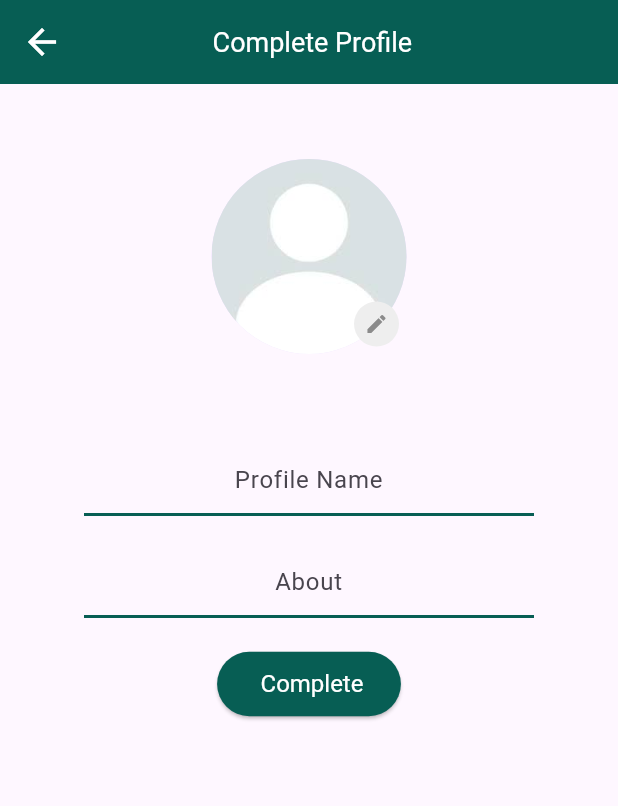
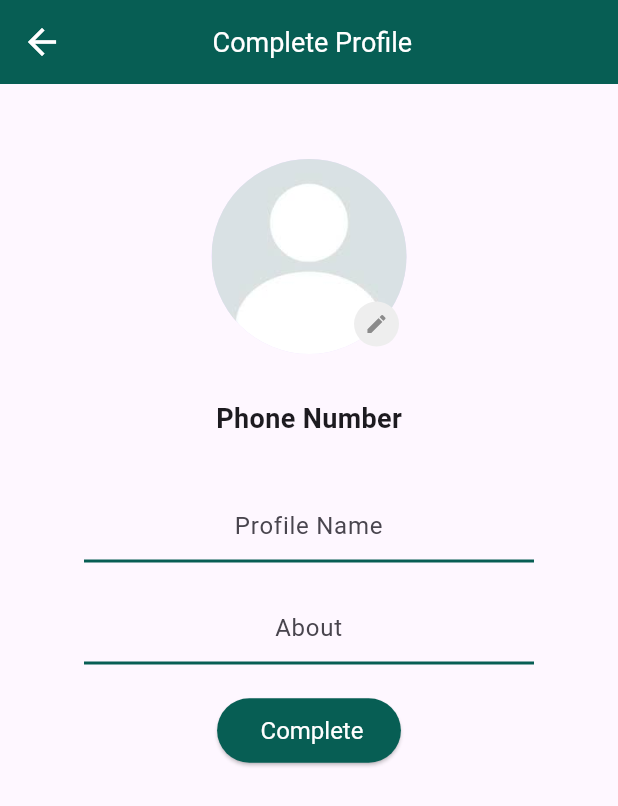
Before and after one commit to Musaddiq625/chat_app_white_label, a Flutter app: the ProfileScreen screen opened directly, on a phone screen of 412 x 824 dp. Shown: the top 806 px of the screen. Run offline on Flutter 3.47's test engine with Material 3 defaults, Android fonts, the phone set to English and light mode, and no system bars; our stand-ins replace bloc, cached_network_image, camera, cloud_firestore, contacts_service, country_code_picker and 16 more; missing offline and left inert: agora_rtc_engine, flutter_callkit_incoming, flutter_sound_lite, video_thumbnail, voice_message_package; accounts and stored records are empty; Roboto replaces fonts that are missing (Helvetica).

Commit message:
qa fixes

```diff
--- a/lib/src/components/chat_tile_component.dart
+++ b/lib/src/components/chat_tile_component.dart
@@ -11,7 +11,7 @@ import 'package:flutter/material.dart';
 
 class ChatTileComponent extends StatelessWidget {
   final ChatModel chat;
-  final UserModel chatUser;
+  final UserModel? chatUser;
 
   const ChatTileComponent({
     super.key,
@@ -31,14 +31,14 @@ class ChatTileComponent extends StatelessWidget {
       },
       leading: ProfileImageComponent(
           url: chat.isGroup == false
-              ? chatUser.image
+              ? chatUser?.image
               : chat.groupData?.groupImage,
           isGroup: chat.isGroup ?? false),
       minVerticalPadding: 0,
       horizontalTitleGap: 10,
       title: Text(
         chat.isGroup == false
-            ? chatUser.name ?? ''
+            ? chatUser?.name ?? ''
             : chat.groupData?.grougName ?? '',
         overflow: TextOverflow.ellipsis,
         style: const TextStyle(fontSize: 16, fontWeight: FontWeight.w500),
--- a/lib/src/models/chat_model.dart
+++ b/lib/src/models/chat_model.dart
@@ -2,6 +2,7 @@ import 'message_model.dart';
 
 class ChatModel {
   String? id;
+  String? updatedAt;
   bool? isGroup;
   List<String>? users;
   GroupData? groupData;
@@ -13,6 +14,7 @@ class ChatModel {
 
   ChatModel(
       {required this.id,
+      required this.updatedAt,
       required this.isGroup,
       required this.users,
       this.groupData,
@@ -25,6 +27,7 @@ class ChatModel {
   factory ChatModel.fromJson(Map<String, dynamic> json) {
     return ChatModel(
         id: json['id'],
+        updatedAt: json['updated_at'],
         isGroup: json['is_group'],
         users: json['users'] == null ? [] : json['users'].cast<String>(),
         groupData: json['group_data'] != null
@@ -41,6 +44,7 @@ class ChatModel {
   Map<String, dynamic> toJson() {
     final data = <String, dynamic>{};
     data['id'] = id;
+    data['updated_at'] = updatedAt;
     data['is_group'] = isGroup;
     data['users'] = users;
     if (groupData != null) {
--- a/lib/src/routes/generated_route.dart
+++ b/lib/src/routes/generated_route.dart
@@ -1,5 +1,4 @@
 import 'package:chat_app_white_label/src/models/chat_model.dart';
-import 'package:chat_app_white_label/src/models/contacts_model.dart';
 import 'package:chat_app_white_label/src/models/usert_model.dart';
 import 'package:chat_app_white_label/src/screens/chat_room/camera_screen.dart';
 import 'package:chat_app_white_label/src/screens/contacts/contacts_screen.dart';
--- a/lib/src/screens/profile/profile_screen.dart
+++ b/lib/src/screens/profile/profile_screen.dart
@@ -43,12 +43,12 @@ class _ProfileScreenState extends State<ProfileScreen> {
     return Scaffold(
       appBar: AppBar(
           backgroundColor: ColorConstants.greenMain,
-          title:
-              Text(widget.isEdit == true ? 'Edit Profile' : ' Complete Profile',
-                  style: const TextStyle(
-                    color: Colors.white,
-                    fontSize: 18,
-                  )),
+          title: Text(
+              widget.isEdit == true ? 'Update Profile' : ' Complete Profile',
+              style: const TextStyle(
+                color: Colors.white,
+                fontSize: 18,
+              )),
           centerTitle: true,
           leading: IconButton(
             onPressed: () => NavigationUtil.pop(context),
@@ -112,11 +112,19 @@ class _ProfileScreenState extends State<ProfileScreen> {
                 const SizedBox(
                   height: 30,
                 ),
+                const Text(
+                  'Phone Number',
+                  style: TextStyle(fontSize: 18, fontWeight: FontWeight.bold),
+                ),
+                const SizedBox(
+                  height: 5,
+                ),
                 if (widget.isEdit == true)
                   Text(
-                    'Phone Number :  ${widget.isEdit == true ? FirebaseUtils.user?.phoneNumber : widget.phoneNumber}',
+                    '${widget.isEdit == true ? FirebaseUtils.user?.phoneNumber : widget.phoneNumber}',
                     style: const TextStyle(
-                        fontSize: 16, fontWeight: FontWeight.bold),
+                      fontSize: 15,
+                    ),
                   ),
                 const SizedBox(
                   height: 30,
@@ -150,7 +158,7 @@ class _ProfileScreenState extends State<ProfileScreen> {
                   height: 20,
                 ),
                 CustomButton(
-                    buttonText: widget.isEdit == true ? 'Edit' : ' Complete',
+                    buttonText: widget.isEdit == true ? 'Update' : ' Complete',
                     onPressedFunction: () async {
                       if (nameController.text.isEmpty) {
                         Fluttertoast.showToast(
```
Also changed, not shown: lib/src/components/contact_tile_component.dart (+3 -7 lines), lib/src/components/user_tile_component.dart (added, +62 -0 lines), lib/src/screens/chat_screen.dart (+64 -12 lines), lib/src/screens/view_profile_screen/view_group_profile_screen.dart (+22 -10 lines), lib/src/utils/chats_utils.dart (+19 -2 lines).
